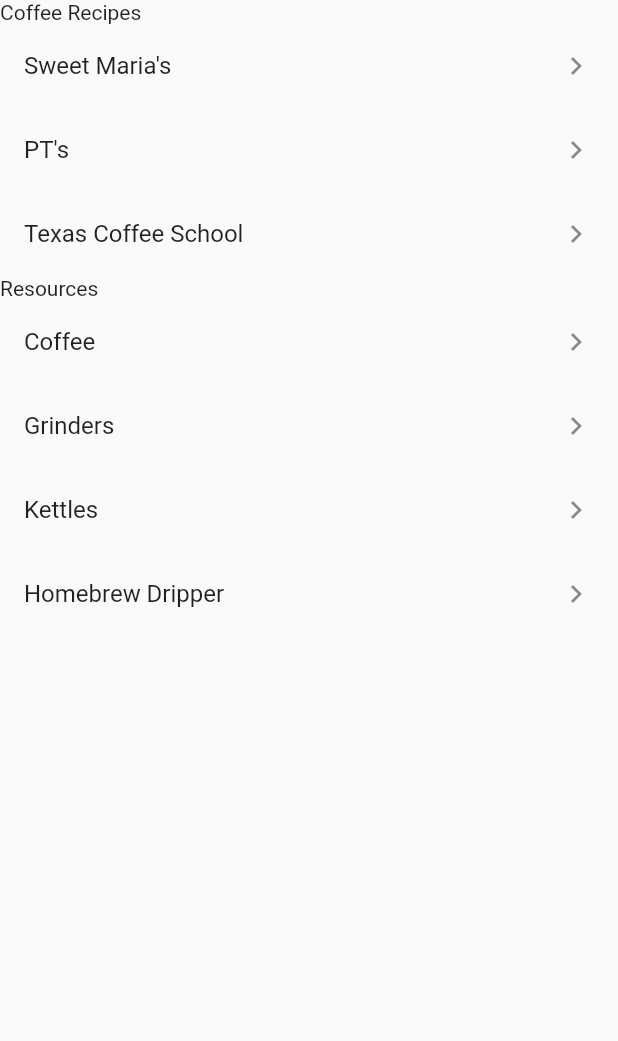
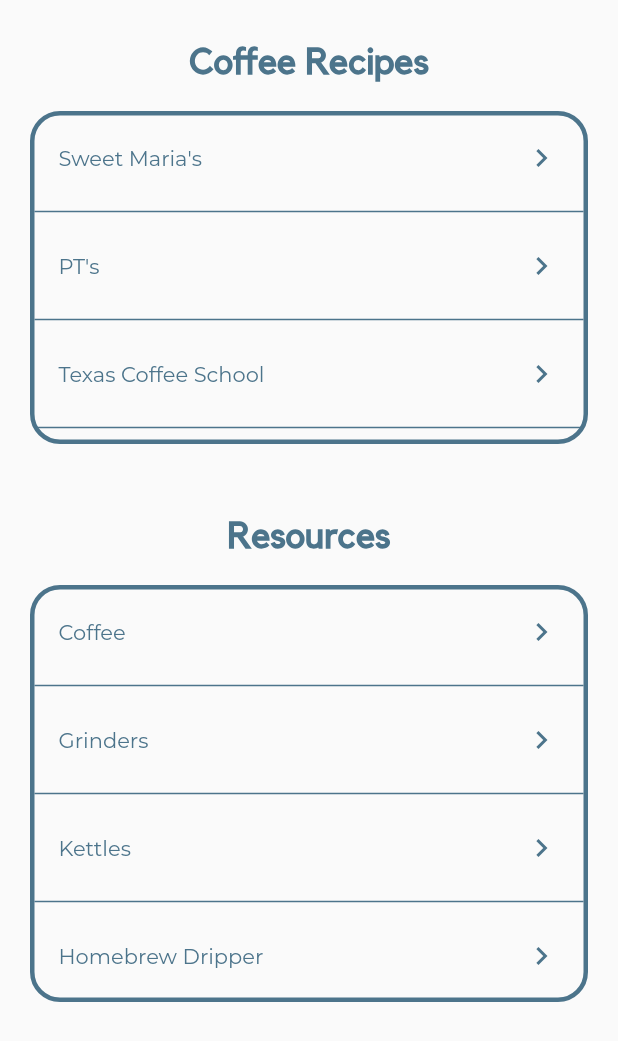
Before and after one commit to Royvencer/Homebrew-CoffeeDripAndroid, a Flutter app: the screen it shows after launch, on a phone screen of 412 x 824 dp. Shown: the top 1041 px of the screen. Run offline on Flutter 3.47's test engine with Material 2 defaults, Android fonts, the phone set to English and light mode, and no system bars.

Commit message:
changed the ui to look more like the figma for the selection screen

```diff
--- a/lib/screens/recipe_selection_screen.dart
+++ b/lib/screens/recipe_selection_screen.dart
@@ -10,10 +10,26 @@ class RecipeSelectionScreen extends StatelessWidget {
 
       body: ListView(
         children: [
-          Text("Coffee Recipes", key: Key("coffee-recipes")),
-          RecipeList(),
-          Text("Resources"),
-          ResourceList()
+          Padding(padding: EdgeInsets.fromLTRB(0, 30, 0, 0),),
+          Text("Coffee Recipes", style: TextStyle(color: Color(0xff4C748B), fontFamily: 'kollektif' ,fontSize: 24, fontWeight: FontWeight.bold), textAlign: TextAlign.center, key: Key("coffee-recipes")),
+          Container(
+            decoration: BoxDecoration(
+            border: Border.all(color: Color(0xff4C748B), width: 3),
+            borderRadius: BorderRadius.circular(20.0),
+            ),
+            margin: EdgeInsets.all(20.0),
+            child: RecipeList(),
+          ),
+          Padding(padding: EdgeInsets.fromLTRB(0, 30, 0, 0),),
+          Text("Resources", style: TextStyle(color: Color(0xff4C748B), fontFamily: 'kollektif' ,fontSize: 24, fontWeight: FontWeight.bold), textAlign: TextAlign.center,),
+          Container(
+            decoration: BoxDecoration(
+            border: Border.all(color: Color(0xff4C748B), width: 3),
+            borderRadius: BorderRadius.circular(20.0),
+            ),
+            margin: EdgeInsets.all(20.0),
+            child: ResourceList()
+          )
         ],
       ),
     );
@@ -21,6 +37,7 @@ class RecipeSelectionScreen extends StatelessWidget {
 }
 
 class RecipeList extends StatelessWidget {
+  int i = 0;
   List<CoffeeRecipe> recipes = CoffeeData.loadRecipes();
 
   @override
@@ -28,16 +45,21 @@ class RecipeList extends StatelessWidget {
     return Column(
       children: [
         for (CoffeeRecipe recipe in recipes)
-          ListTile(
-              title: Text(recipe.name),
-              trailing: Icon(Icons.chevron_right),
-              onTap: () {
-                Navigator.push(
-                  context,
-                  MaterialPageRoute(
-                      builder: (context) => RecipeDetailScreen(recipe)),
-                );
-              })
+          Column(
+            children: [
+              ListTile(
+                title: Text(recipe.name, style: TextStyle(color: Color(0xff4C748B), fontFamily: 'Montserrat', fontSize: 14, fontWeight: FontWeight.w500)),
+                trailing: Icon(Icons.chevron_right, color: Color(0xff4C748B)),
+                onTap: () {
+                  Navigator.push(context,MaterialPageRoute(builder: (context) => RecipeDetailScreen(recipe)),);
+                },
+              ),
+              Divider(
+                color: Color(0xff4C748B),
+                thickness: 1,
+              ),
+            ],
+          ),
       ],
     );
   }
@@ -49,20 +71,32 @@ class ResourceList extends StatelessWidget {
     return Column(
       children: [
         ListTile(
-          title: Text("Coffee"),
-          trailing: Icon(Icons.chevron_right),
+          title: Text("Coffee", style: TextStyle(color: Color(0xff4C748B), fontFamily: 'Montserrat', fontSize: 14, fontWeight: FontWeight.w500)),
+          trailing: Icon(Icons.chevron_right, color: Color(0xff4C748B)),
         ),
-          ListTile(
-          title: Text("Grinders"),
-          trailing: Icon(Icons.chevron_right),
+        Divider(
+          color: Color(0xff4C748B),
+          thickness: 1,
         ),
-          ListTile(
-          title: Text("Kettles"),
-          trailing: Icon(Icons.chevron_right),
+        ListTile(
+          title: Text("Grinders", style: TextStyle(color: Color(0xff4C748B), fontFamily: 'Montserrat', fontSize: 14, fontWeight: FontWeight.w500)),
+          trailing: Icon(Icons.chevron_right, color: Color(0xff4C748B)),
         ),
-          ListTile(
-          title: Text("Homebrew Dripper"),
-          trailing: Icon(Icons.chevron_right),
+        Divider(
+          color: Color(0xff4C748B),
+          thickness: 1,
+        ),
+        ListTile(
+          title: Text("Kettles", style: TextStyle(color: Color(0xff4C748B), fontFamily: 'Montserrat', fontSize: 14, fontWeight: FontWeight.w500)),
+          trailing: Icon(Icons.chevron_right, color: Color(0xff4C748B)),
+        ),
+        Divider(
+          color: Color(0xff4C748B),
+          thickness: 1,
+        ),
+        ListTile(
+          title: Text("Homebrew Dripper", style: TextStyle(color: Color(0xff4C748B), fontFamily: 'Montserrat', fontSize: 14, fontWeight: FontWeight.w500)),
+          trailing: Icon(Icons.chevron_right, color: Color(0xff4C748B)),
         ),
       ],
     );
```
